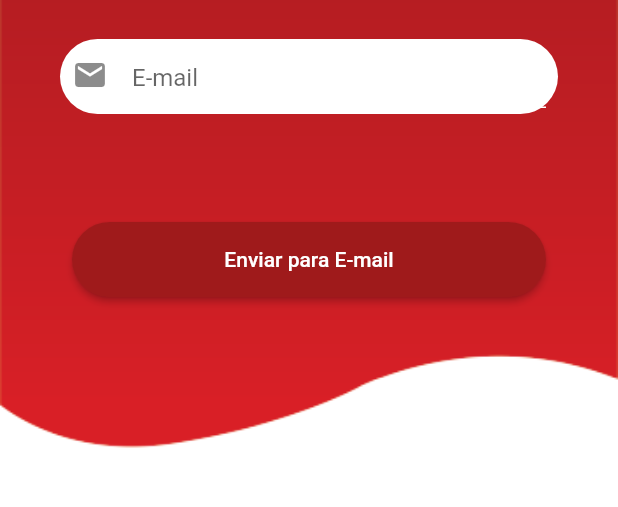
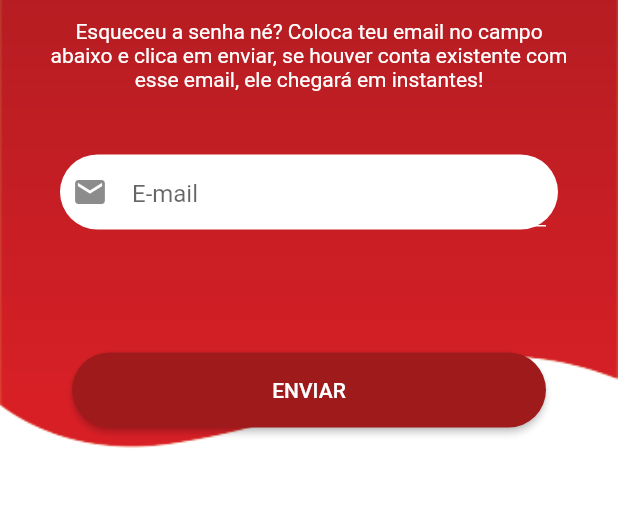
Before and after one commit to luizcfb/Gym_Lover, a Flutter app: the ForgotPassword screen opened directly, on a phone screen of 412 x 824 dp, the part 345-852 px from its top. Run offline on Flutter 3.47's test engine with Material 2 defaults, Android fonts, the phone set to English and light mode, and no system bars.

Commit message:
Ajustes da tela de esqueci a senha

```diff
--- a/lib/forgot_password.dart
+++ b/lib/forgot_password.dart
@@ -8,6 +8,9 @@ class ForgotPassword extends StatefulWidget {
 }
 
 class _ForgotPasswordState extends State<ForgotPassword> {
+  final email = TextEditingController();
+  bool loading = false;
+
   @override
   Widget build(BuildContext context) {
     return Scaffold(
@@ -35,41 +38,54 @@ class _ForgotPasswordState extends State<ForgotPassword> {
                         ),
                       ),
                     ),
-                    Positioned(
-                      child: Align(
-                        alignment: Alignment.topCenter,
-                        child: Container(
-                          margin: const EdgeInsets.only(top: 15.0),
+                    Expanded(
+                      child: Column(
+                        children: [
+                          Container(
+                            margin: EdgeInsets.only(top: 15.0),
+                            padding: EdgeInsets.symmetric(
+                              horizontal: 8,
+                              vertical: 2,
+                            ),
                             height: 150,
                             width: 150,
                             decoration: BoxDecoration(
                               image: DecorationImage(
-                              image:
-                                  AssetImage('assets/image/logo.colorida.png'),
+                                image: AssetImage(
+                                    'assets/image/logo.colorida.png'),
                                 fit: BoxFit.cover,
                               ),
                             ),
                           ),
+                          Container(
+                            margin: EdgeInsets.only(
+                              top: 20,
+                              left: 20,
+                              right: 20,
+                            ),
+                            padding: EdgeInsets.symmetric(
+                              horizontal: 8,
+                              vertical: 2,
+                            ),
+                            child: Text(
+                              "Esqueceu a senha né? Coloca teu email no campo abaixo e clica em enviar, se houver conta existente com esse email, ele chegará em instantes!",
+                              style: TextStyle(color: Colors.white),
+                              textAlign: TextAlign.center,
                             ),
                           ),
                           Container(
                             height: 50,
-                      margin: EdgeInsets.only(
-                        top: 200,
-                        left: 40,
-                        right: 40,
-                      ),
-                      padding: EdgeInsets.only(
-                        top: 2,
-                        left: 8,
-                        right: 8,
-                        bottom: 4,
+                            margin: EdgeInsets.all(40),
+                            padding: EdgeInsets.symmetric(
+                              horizontal: 8,
+                              vertical: 2,
                             ),
                             decoration: BoxDecoration(
                               color: Colors.white,
                               borderRadius: BorderRadius.circular(30),
                             ),
                             child: TextFormField(
+                              controller: email,
                               decoration: InputDecoration(
                                 icon: Icon(Icons.email),
                                 hintText: "E-mail",
@@ -82,36 +98,45 @@ class _ForgotPasswordState extends State<ForgotPassword> {
                             ),
                           ),
                           Container(
-                      margin: EdgeInsets.only(
-                        top: 320,
-                        left: 40,
-                        right: 40,
-                      ),
-                      padding: EdgeInsets.only(
-                        top: 2,
-                        left: 8,
-                        right: 8,
-                        bottom: 4,
+                            margin: EdgeInsets.all(40),
+                            padding: EdgeInsets.symmetric(
+                              horizontal: 8,
+                              vertical: 2,
                             ),
                             child: SizedBox(
                               height: 50,
                               width: 700,
                               // ignore: deprecated_member_use
                               child: RaisedButton(
-                          onPressed: () {},
+                                onPressed: () {
+                                  setState(() {
+                                    loading = true;
+                                  });
+                                },
                                 color: Color(0xFF9f1a1b),
                                 shape: RoundedRectangleBorder(
                                   borderRadius: BorderRadius.all(
                                     Radius.circular(30),
                                   ),
                                 ),
-                          child: Text(
-                            "Enviar para E-mail",
+                                child: loading
+                                    ? Container(
+                                        width: 20,
+                                        height: 20,
+                                        child: CircularProgressIndicator(
+                                          color: Colors.white,
+                                        ),
+                                      )
+                                    : Text(
+                                        "ENVIAR",
                                         style: TextStyle(
                                           color: Colors.white,
                                         ),
                                       ),
                               ),
+                            ),
+                          ),
+                        ],
                       ),
                     ),
                   ],
```
Lines whose indentation alone changed are shown as unchanged.
